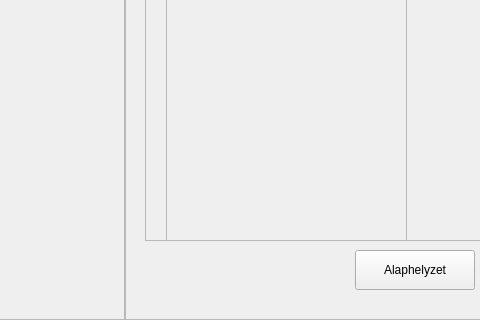
Above: UI/Views/optionsForm.ui from Excal21/GestureBoard before the change; both pictures show x 155 to 635 and y 90 to 410 of the 800 by 410 pixel window. Below: the same form after it.
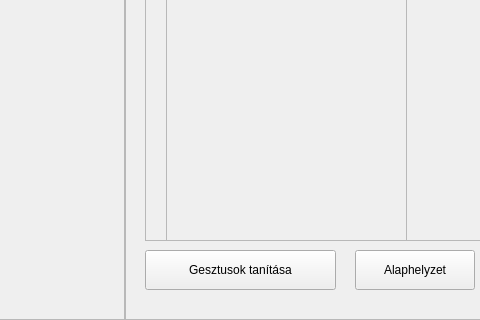
That is the form after the change.

```diff
--- a/UI/Views/optionsForm.ui
+++ b/UI/Views/optionsForm.ui
@@ -148,6 +148,19 @@
      <string>Alaphelyzet</string>
     </property>
    </widget>
+   <widget class="QPushButton" name="btnTeach">
+    <property name="geometry">
+     <rect>
+      <x>20</x>
+      <y>340</y>
+      <width>191</width>
+      <height>40</height>
+     </rect>
+    </property>
+    <property name="text">
+     <string>Gesztusok tanítása</string>
+    </property>
+   </widget>
   </widget>
  </widget>
  <resources/>
```
